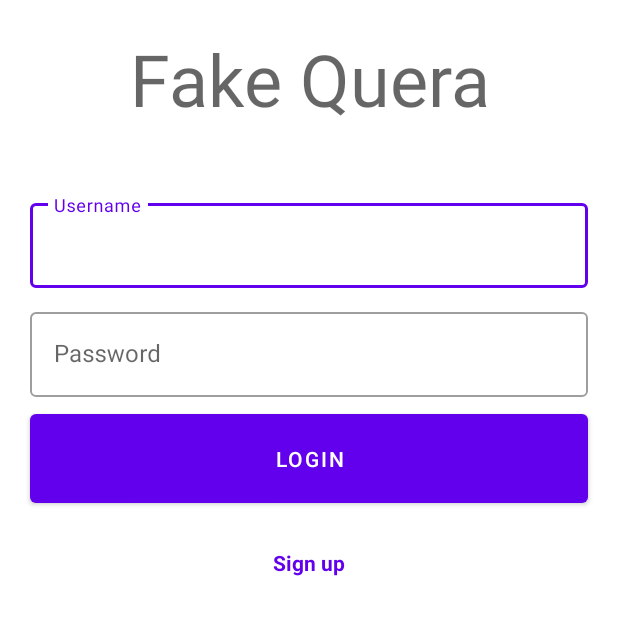
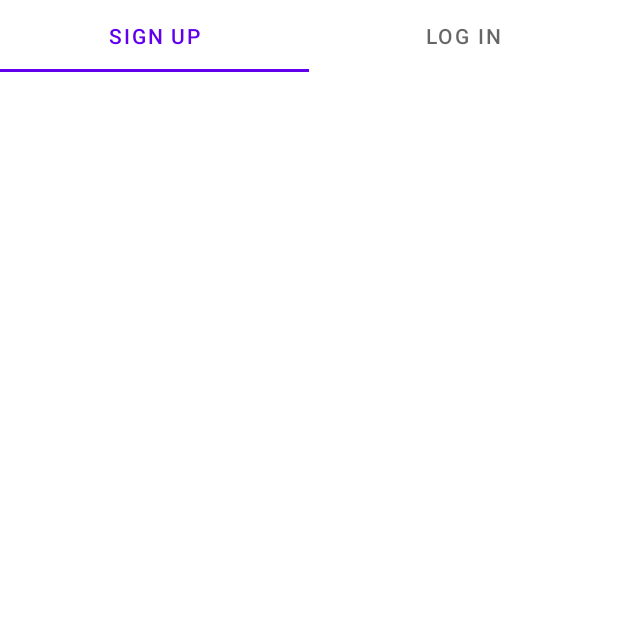
Before and after one commit to benyaminbeyzaie/fake-quera, an Android app: the screen it shows after launch (MainActivity), on a phone screen of 412 x 824 dp, the top half of it. Run offline under Robolectric (Android 15) with nearby library versions, the phone set to English and light mode, and no system bars; our stand-ins replace Room's generated code.

Commit message:
tabBat added

```diff
--- a/app/src/main/java/ir/sharif/fakequera/MainActivity.java
+++ b/app/src/main/java/ir/sharif/fakequera/MainActivity.java
@@ -1,44 +1,34 @@
 package ir.sharif.fakequera;
 
 import androidx.appcompat.app.AppCompatActivity;
+import androidx.constraintlayout.widget.ConstraintLayout;
 import androidx.lifecycle.ViewModelProvider;
-import androidx.room.Room;
 
 import android.os.Bundle;
-import android.text.Editable;
-import android.util.Log;
 import android.view.Gravity;
 import android.view.View;
 import android.widget.FrameLayout;
-import android.widget.RelativeLayout;
+import android.widget.Toast;
 
 import com.google.android.material.snackbar.Snackbar;
-import com.google.android.material.textfield.TextInputLayout;
+import com.google.android.material.tabs.TabLayout;
 
-import java.util.List;
 import java.util.Objects;
-import java.util.concurrent.ExecutorService;
-import java.util.concurrent.Executors;
 
-import ir.sharif.fakequera.dao.UserDao;
-import ir.sharif.fakequera.database.AppDatabase;
 import ir.sharif.fakequera.entities.User;
 import ir.sharif.fakequera.viewModels.UserViewModel;
 
 public class MainActivity extends AppCompatActivity {
     UserViewModel userViewModel;
-    private RelativeLayout layout;
-    TextInputLayout usernameInput;
-    TextInputLayout passwordInput;
-
+    ConstraintLayout layout;
 
     @Override
     protected void onCreate(Bundle savedInstanceState) {
         super.onCreate(savedInstanceState);
         setContentView(R.layout.activity_main);
+
         layout = findViewById(R.id.main_layout);
-        usernameInput = findViewById(R.id.username);
-        passwordInput = findViewById(R.id.password);
+
         userViewModel = new ViewModelProvider(this).get(UserViewModel.class);
         // TODO: delete this line and add sign up page
         userViewModel.insert(new User("ben", "123"));
@@ -53,12 +43,31 @@ public class MainActivity extends AppCompatActivity {
                 showTopSnackBar("User authenticated failed");
             }
         });
-        findViewById(R.id.LoginButton).setOnClickListener(v -> {
-            Log.d("user", "try with:" + Objects.requireNonNull(usernameInput.getEditText()).getText().toString());
-            userViewModel.authenticate(Objects.requireNonNull(usernameInput.getEditText()).getText().toString(),
-                    Objects.requireNonNull(passwordInput.getEditText()).getText().toString());
+
+
+        TabLayout tabLayout = findViewById(R.id.tabs);
+        tabLayout.addOnTabSelectedListener(new TabLayout.OnTabSelectedListener() {
+            @Override
+            public void onTabSelected(TabLayout.Tab tab) {
+                System.out.println(tab.getId());
+                System.out.println(tab.getText());
+                if (Objects.requireNonNull(tab.getText()).equals(getString(R.string.login))){
+                    Toast.makeText(MainActivity.this, "login", Toast.LENGTH_SHORT).show();
+                }else if (tab.getText().equals(getString(R.string.signup))){
+                    Toast.makeText(MainActivity.this, "signup", Toast.LENGTH_SHORT).show();
+                }
+            }
+
+            @Override
+            public void onTabUnselected(TabLayout.Tab tab) {
+
+            }
+
+            @Override
+            public void onTabReselected(TabLayout.Tab tab) {
+
+            }
         });
-
     }
 
     void showTopSnackBar(String message) {
--- a/app/src/main/res/layout/activity_main.xml
+++ b/app/src/main/res/layout/activity_main.xml
@@ -1,75 +1,33 @@
 <?xml version="1.0" encoding="utf-8"?>
-<RelativeLayout
+<androidx.constraintlayout.widget.ConstraintLayout
     xmlns:android="http://schemas.android.com/apk/res/android"
+    xmlns:app="http://schemas.android.com/apk/res-auto"
     xmlns:tools="http://schemas.android.com/tools"
     android:layout_width="match_parent"
     android:layout_height="match_parent"
     tools:context=".MainActivity"
     android:id="@+id/main_layout">
 
-
-    <TextView
-        android:id="@+id/title"
+    <com.google.android.material.tabs.TabLayout
+        android:id="@+id/tabs"
         android:layout_width="match_parent"
         android:layout_height="wrap_content"
-        android:padding="20dp"
-        android:textAlignment="center"
-        android:text="@string/app_name"
-        style="@style/TextAppearance.MaterialComponents.Headline3"/>
+        app:layout_constraintEnd_toEndOf="parent"
+        app:layout_constraintStart_toStartOf="parent"
+        app:layout_constraintTop_toTopOf="parent">
 
-    <com.google.android.material.textfield.TextInputLayout
-        android:id="@+id/username"
-        android:layout_width="match_parent"
-        android:layout_height="wrap_content"
-        android:layout_marginTop="20dp"
-        android:paddingHorizontal="20dp"
-        android:paddingVertical="5dp"
-        android:layout_below="@id/title"
-        style="@style/Widget.MaterialComponents.TextInputLayout.OutlinedBox">
+        <com.google.android.material.tabs.TabItem
+            android:id="@+id/signuptab"
+            android:layout_width="wrap_content"
+            android:layout_height="wrap_content"
+            android:text="@string/signup" />
 
-        <com.google.android.material.textfield.TextInputEditText
-
-            android:layout_width="match_parent"
+        <com.google.android.material.tabs.TabItem
+            android:id="@+id/logintab"
+            android:layout_width="wrap_content"
             android:layout_height="wrap_content"
-            android:hint="@string/username" />
-    </com.google.android.material.textfield.TextInputLayout>
-
-    <com.google.android.material.textfield.TextInputLayout
-        android:id="@+id/password"
-        android:layout_width="match_parent"
-        android:layout_height="wrap_content"
-        android:layout_below="@id/username"
-        android:paddingHorizontal="20dp"
-        android:paddingVertical="5dp"
-        style="@style/Widget.MaterialComponents.TextInputLayout.OutlinedBox">
-
-        <com.google.android.material.textfield.TextInputEditText
-            android:layout_width="match_parent"
-            android:layout_height="wrap_content"
-            android:hint="@string/password" />
-
-    </com.google.android.material.textfield.TextInputLayout>
-
-    <Button
-        android:id="@+id/LoginButton"
-        android:layout_width="match_parent"
-        android:layout_height="wrap_content"
-        android:padding="20dp"
-        android:layout_marginHorizontal="20dp"
-        android:layout_below="@id/password"
-        android:text="@string/login" />
-    <Button
-        android:id="@+id/SignupButton"
-        android:layout_width="match_parent"
-        android:layout_height="wrap_content"
-        android:padding="20dp"
-        android:layout_marginHorizontal="20dp"
-        android:layout_below="@id/LoginButton"
-        android:text="@string/signup"
-        android:textStyle="bold"
-        android:textSize="14sp"
-        style="@style/Widget.Material3.Button.TextButton"/>
+            android:text="@string/login" />
+    </com.google.android.material.tabs.TabLayout>
 
 
-
-</RelativeLayout>
+</androidx.constraintlayout.widget.ConstraintLayout>
--- a/app/src/main/res/values/strings.xml
+++ b/app/src/main/res/values/strings.xml
@@ -1,8 +1,5 @@
 <resources>
     <string name="app_name">Fake Quera</string>
-    <string name="label">Username</string>
-    <string name="username">Username</string>
-    <string name="password">Password</string>
-    <string name="login">Login</string>
-    <string name="signup">Sign up</string>
+    <string name="signup">Sign Up</string>
+    <string name="login">Log In</string>
 </resources>
```
Also changed, not shown: build.gradle (line endings or trailing spaces).
